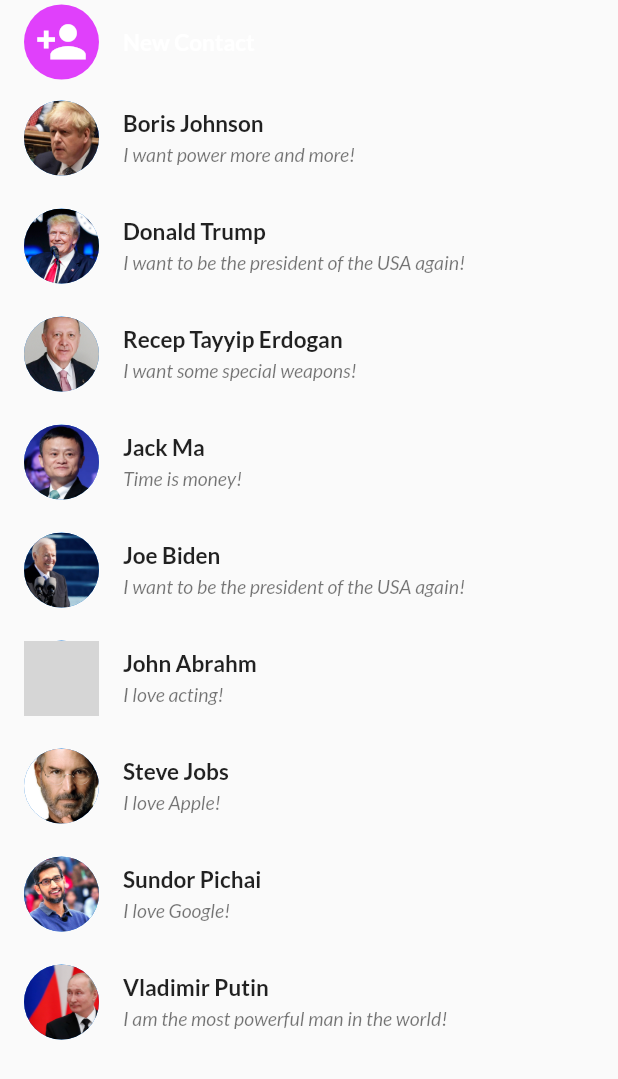
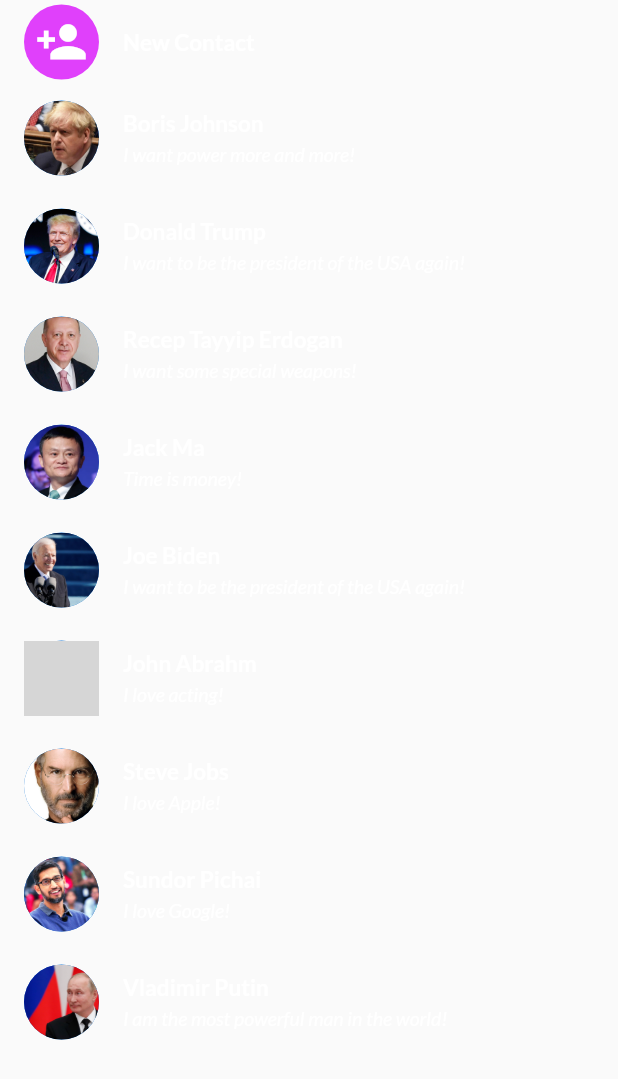
Before and after one commit to samirreaz/air_mail, a Flutter app: the SelectContact screen opened directly, on a phone screen of 412 x 824 dp. Shown: the top 1079 px of the screen. Run offline on Flutter 3.47's test engine with Material 2 defaults, Android fonts, the phone set to English and light mode, and no system bars; our stand-ins replace emoji_picker_flutter, image_picker; grey boxes are pictures that could not be loaded.

Commit message:
change style and update color

```diff
--- a/lib/DesignUI/contact_card.dart
+++ b/lib/DesignUI/contact_card.dart
@@ -16,11 +16,12 @@ class ContactCard extends StatelessWidget {
         ),
         title: Text(
           contact.name,
-          style: TextStyle(fontSize: 15, fontWeight: FontWeight.bold),
+          style: TextStyle(
+              fontSize: 15, fontWeight: FontWeight.bold, color: Colors.white),
         ),
         subtitle: Text(
           contact.status,
-          style: TextStyle(fontSize: 13),
+          style: TextStyle(fontSize: 13, color: Colors.white),
         ),
       ),
     );
```
